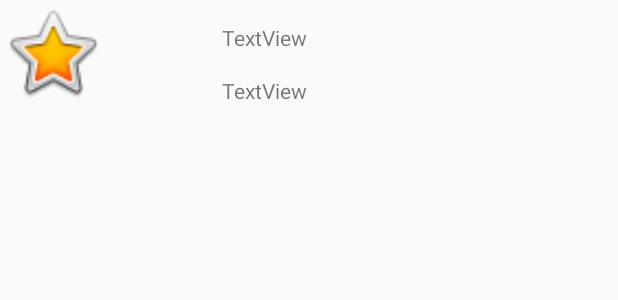
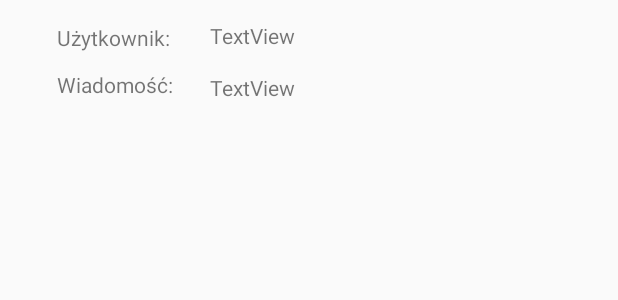
Before and after one commit to PRI2017/PRI-NaszSamoch-d, an Android app: the layout conv_item.xml on its own in the app's theme, with its tools: preview values and no code run, on a phone screen of 412 x 824 dp. Shown: the top 300 px of the screen. Run offline under Robolectric (Android 15) with nearby library versions, the phone set to English and light mode, and no system bars.

Commit message:
added statistics

```diff
--- a/Samochod/app/src/main/java/com/example/dominika/samochod/Groups.java
+++ b/Samochod/app/src/main/java/com/example/dominika/samochod/Groups.java
@@ -33,6 +33,8 @@ public class Groups extends Fragment {
     private static Context context;
     String url = "http://naszsamochod.com.pl/groups/mobilegroup";
     public static String resultt;
+
+    //groups/addmobilepost/id_grupy          ""
 
 
 
--- a/Samochod/app/src/main/java/com/example/dominika/samochod/LogIn.java
+++ b/Samochod/app/src/main/java/com/example/dominika/samochod/LogIn.java
@@ -30,13 +30,7 @@ public class LogIn extends AppCompatActivity{
     NetworkResponse errorRes;
     String stringData = "";
         String url2 = "http://naszsamochod.com.pl/Mobile/Login";
-        //String url = "http://naszsamochod.com.pl/PRI-NaszSamochod/api/publickey";
 
-        //String url2 = "http://naszsamochod.azurewebsites.net/Mobile/Login";
-        //String url = "http://naszsamochod.azurewebsites.net/api/publickey";
-        //groups/mobilegroup/id             mobilegroup/id
-        //String url2 = "http://192.168.1.184:8080/Mobile/Login";
-        //String url = "http://192.168.1.184:8080/api/publickey";
         private static Context context;
         private static String key;
         AsymmetricKeyParameter key2;
--- a/Samochod/app/src/main/res/layout/conv_item.xml
+++ b/Samochod/app/src/main/res/layout/conv_item.xml
@@ -15,33 +15,53 @@
             android:layout_width="match_parent"
             android:layout_height="match_parent">
 
-            <ImageView
+            <!-- <ImageView
                 android:id="@+id/profile_icon_conv"
                 android:layout_width="70dp"
                 android:layout_height="70dp"
                 android:layout_alignParentStart="true"
                 android:layout_alignParentTop="true"
-                app:srcCompat="@android:drawable/btn_star_big_on" />
+                app:srcCompat="@android:drawable/btn_star_big_on" /> -->
 
             <TextView
                 android:id="@+id/username_tv_conv"
                 android:layout_width="wrap_content"
                 android:layout_height="wrap_content"
+                android:layout_marginStart="140dp"
+                android:text="TextView"
                 android:layout_alignParentTop="true"
-                android:layout_marginStart="78dp"
-                android:layout_marginTop="15dp"
-                android:layout_toEndOf="@+id/profile_icon_conv"
-                android:text="TextView" />
+                android:layout_alignParentStart="true"
+                android:layout_marginTop="14dp" />
 
             <TextView
                 android:id="@+id/message_tv_conv"
                 android:layout_width="wrap_content"
                 android:layout_height="wrap_content"
-                android:layout_alignBottom="@+id/profile_icon_conv"
+                android:text="TextView"
+                android:layout_below="@+id/username_tv_conv"
                 android:layout_alignStart="@+id/username_tv_conv"
-                android:text="TextView" />
+                android:layout_marginTop="15dp" />
         </RelativeLayout>
 
     </TableRow>
 
+    <TextView
+        android:id="@+id/user"
+        android:layout_width="wrap_content"
+        android:layout_height="wrap_content"
+        android:layout_alignParentStart="true"
+        android:layout_alignParentTop="true"
+        android:layout_marginStart="38dp"
+        android:layout_marginTop="15dp"
+        android:text="Użytkownik:" />
+
+    <TextView
+        android:id="@+id/message"
+        android:layout_width="wrap_content"
+        android:layout_height="wrap_content"
+        android:layout_alignStart="@+id/user"
+        android:layout_below="@+id/user"
+        android:layout_marginTop="12dp"
+        android:text="Wiadomość:" />
+
 </RelativeLayout>
--- a/Samochod/app/src/main/res/layout/statistics.xml
+++ b/Samochod/app/src/main/res/layout/statistics.xml
@@ -28,10 +28,10 @@
         android:id="@+id/send_stat"
         android:layout_width="wrap_content"
         android:layout_height="wrap_content"
+        android:layout_alignParentBottom="true"
+        android:layout_alignStart="@+id/fuelUsed"
         android:layout_marginBottom="49dp"
-        android:text="Button"
-        android:layout_alignParentBottom="true"
-        android:layout_alignStart="@+id/fuelUsed" />
+        android:text="@string/send" />
 
     <EditText
         android:id="@+id/kilDrivenET"
```
Also changed, not shown: Samochod/app/src/main/java/com/example/dominika/samochod/Conv.java (+13 -18 lines), Samochod/app/src/main/java/com/example/dominika/samochod/ConvAdapter.java (+27 -9 lines), Samochod/app/src/main/java/com/example/dominika/samochod/Statistics.java (+55 -17 lines).
